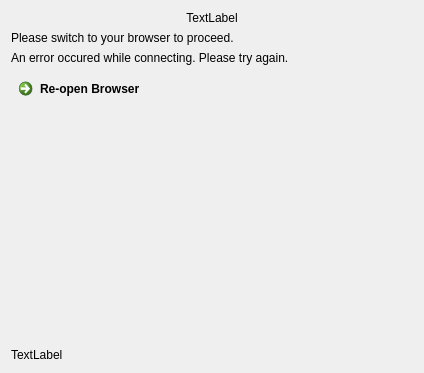
The window that src/gui/wizard/owncloudoauthcredspage.ui (GrossLukas/client) describes before a commit, drawn with Qt 5.
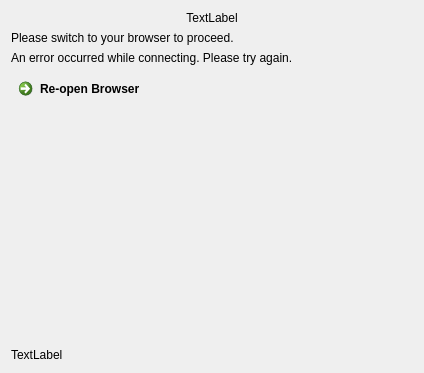
The same window after the commit.

Commit message: fix typo error: occured-> occurred

```diff
--- a/src/gui/wizard/owncloudoauthcredspage.ui
+++ b/src/gui/wizard/owncloudoauthcredspage.ui
@@ -43,7 +43,7 @@
    <item>
     <widget class="QLabel" name="errorLabel">
      <property name="text">
-      <string>An error occured while connecting. Please try again.</string>
+      <string>An error occurred while connecting. Please try again.</string>
      </property>
      <property name="textFormat">
       <enum>Qt::PlainText</enum>
```
The commit also changes 2 other files.
